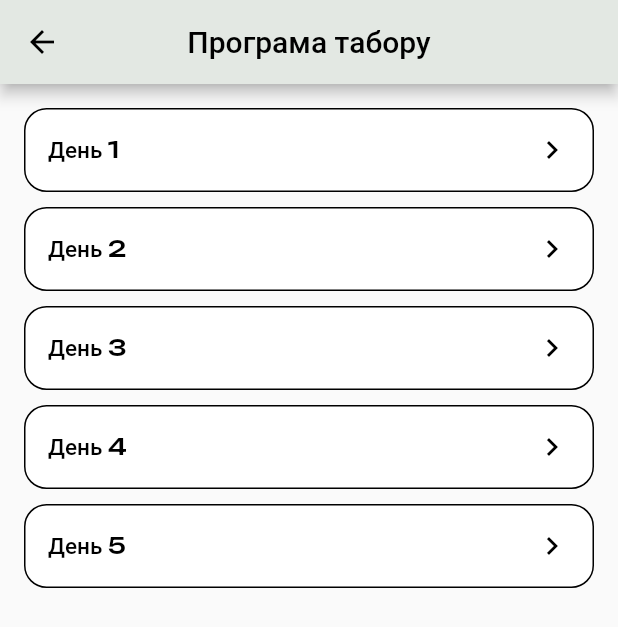
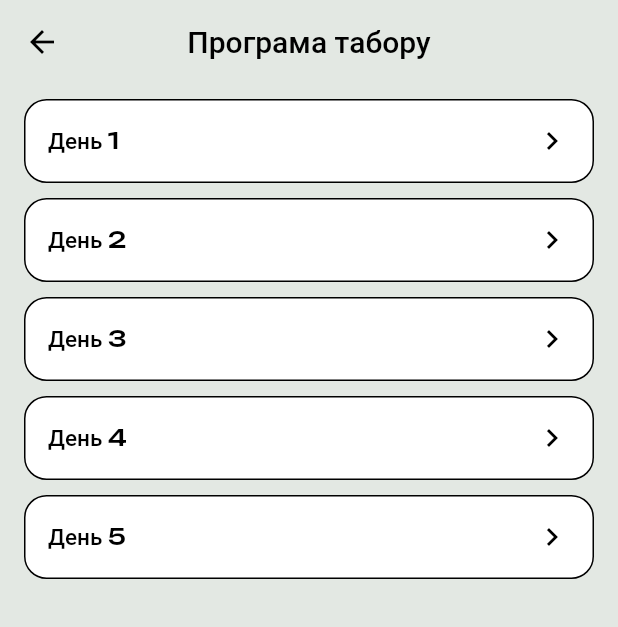
Before and after one commit to Tony-Kovalov/Camps, a Flutter app: the ProgramMenuPage screen opened directly, on a phone screen of 412 x 824 dp. Shown: the top 627 px of the screen. Run offline on Flutter 3.47's test engine with Material 2 defaults, Android fonts, the phone set to English and light mode, and no system bars; our stand-ins replace flutter_svg, flutter_widget_from_html, internet_connection_checker, shared_preferences, webview_flutter, youtube_player_flutter; accounts and stored records are empty.

Commit message:
UI improvements

```diff
--- a/lib/features/home_menu/presentation/pages/about_camp.dart
+++ b/lib/features/home_menu/presentation/pages/about_camp.dart
@@ -71,11 +71,13 @@ class AboutCampPage extends StatelessWidget {
   @override
   Widget build(BuildContext context) {
     return Scaffold(
-      appBar: AppBar(title: const Text("ПРО ТАБІР", style: TextStyle(fontWeight: FontWeight.bold))),
+      appBar: AppBar(
+        elevation: 0,
+          title: const Text("ПРО ТАБІР", style: TextStyle(fontWeight: FontWeight.bold))),
       body: Container(
         color: AppColors.primaryWhite,
         child: Padding(
-          padding: const EdgeInsets.all(12),
+          padding: const EdgeInsets.only(left: 12, bottom: 12, right: 12),
           child: SingleChildScrollView(
             child: Container(
               decoration: BoxDecoration(
--- a/lib/features/home_menu/presentation/pages/additional_res.dart
+++ b/lib/features/home_menu/presentation/pages/additional_res.dart
@@ -10,15 +10,17 @@ class AdditionalResPage extends StatelessWidget {
     return Scaffold(
       backgroundColor: AppColors.primaryWhite,
       appBar: AppBar(
+        elevation: 0,
         title: const Text("Додаткові джерела"),
       ),
       body: Container(
         color: AppColors.primaryWhite,
         child: SingleChildScrollView(
           child: Padding(
-            padding: const EdgeInsets.all(16),
+            padding: const EdgeInsets.only(left: 16, right: 16, bottom: 16),
             child: Column(
               children: [
+                const SizedBox(height: 20),
                 resMenuItem("Телеграм чат для служителів клубів", () {
                   _launchURL("https://t.me/christianclubs");
                 }),
--- a/lib/features/home_menu/presentation/pages/design_page.dart
+++ b/lib/features/home_menu/presentation/pages/design_page.dart
@@ -12,14 +12,16 @@ class DesignPage extends StatelessWidget {
   @override
   Widget build(BuildContext context) {
     return Scaffold(
+      backgroundColor: AppColors.primaryWhite,
       appBar: AppBar(
+        elevation: 0,
         title: const Text("Дизайн табору"),
       ),
       body: SingleChildScrollView(
         child: Container(
           color: AppColors.primaryWhite,
           child: Padding(
-            padding: const EdgeInsets.all(16),
+            padding: const EdgeInsets.only(left: 16, right: 16, bottom: 16),
             child: Column(
               children: [
                 const Text(
--- a/lib/features/home_menu/presentation/pages/home_empty.dart
+++ b/lib/features/home_menu/presentation/pages/home_empty.dart
@@ -1,13 +1,9 @@
 import 'package:camps_program/app_colors.dart';
 import 'package:camps_program/features/home_menu/presentation/pages/home_content.dart';
 import 'package:camps_program/features/home_menu/presentation/pages/notes.dart';
-import 'package:camps_program/features/home_menu/presentation/pages/program_menu.dart';
 import 'package:camps_program/features/home_menu/presentation/pages/settings.dart';
 import 'package:camps_program/features/home_menu/presentation/pages/shedule.dart';
 import 'package:camps_program/features/home_menu/presentation/pages/tasks.dart';
-import 'package:camps_program/features/home_menu/presentation/widgets/card.dart';
-import 'package:camps_program/features/home_menu/presentation/widgets/yellow_long_card.dart';
-import 'package:flutter/cupertino.dart';
 import 'package:flutter/material.dart';
 import 'package:flutter_svg/svg.dart';
 
--- a/lib/features/home_menu/presentation/pages/organization_moments.dart
+++ b/lib/features/home_menu/presentation/pages/organization_moments.dart
@@ -12,15 +12,17 @@ class OrganizationMomentsPage extends StatelessWidget {
     return Scaffold(
       backgroundColor: AppColors.primaryWhite,
       appBar: AppBar(
+        elevation: 0,
         title: const Text("Додаткові джерела"),
       ),
       body: Container(
         color: AppColors.primaryWhite,
         child: SingleChildScrollView(
           child: Padding(
-            padding: const EdgeInsets.all(16),
+            padding: const EdgeInsets.only(left: 16, bottom: 16, right: 16),
             child: Column(
               children: [
+                const SizedBox(height: 20),
                 resMenuItem("Слово для команди", () {
                   open(context, SimplePage(title: 'Слово для команди', text: GeneralRepo().textForTeam, urlOnDrive: 'https://drive.google.com/file/d/1k8TFyOIUsMDKeLP4lXLjyTGUaAFV0eMF/view?usp=sharing',));
                 }),
--- a/lib/features/home_menu/presentation/pages/pdf_screen.dart
+++ b/lib/features/home_menu/presentation/pages/pdf_screen.dart
@@ -1,3 +1,4 @@
+import 'package:camps_program/app_colors.dart';
 import 'package:flutter/material.dart';
 import 'package:internet_connection_checker/internet_connection_checker.dart';
 import 'package:url_launcher/url_launcher.dart';
@@ -59,8 +60,11 @@ class _PdfScreenState extends State<PdfScreen> {
   @override
   Widget build(BuildContext context) {
     return Scaffold(
+      backgroundColor: AppColors.primaryWhite,
       appBar: AppBar(
         title: Text(widget.title),
+        backgroundColor: AppColors.primaryWhite,
+        elevation: 0,
         actions: [
           GestureDetector(
             child: const Padding(padding: EdgeInsets.symmetric(horizontal: 8), child: Center(child: Text("Назад"))),
@@ -89,7 +93,7 @@ class _PdfScreenState extends State<PdfScreen> {
         )),
       );
     } else if (!isReady) {
-      return const Center(child: CircularProgressIndicator());
+      return const Center(child: CircularProgressIndicator(color: AppColors.primaryYellow,));
     } else {
       return WebViewWidget(controller: controller);
     }
--- a/lib/features/home_menu/presentation/pages/program_menu.dart
+++ b/lib/features/home_menu/presentation/pages/program_menu.dart
@@ -1,3 +1,4 @@
+import 'package:camps_program/app_colors.dart';
 import 'package:camps_program/features/home_menu/data/history_channel_repo.dart';
 import 'package:camps_program/features/home_menu/data/lessons_repo.dart';
 import 'package:camps_program/features/home_menu/data/scenes_repo.dart';
@@ -7,7 +8,6 @@ import 'package:camps_program/features/home_menu/presentation/pages/scene_page.d
 import 'package:camps_program/features/home_menu/presentation/widgets/expandable_menu.dart';
 import 'package:camps_program/features/home_menu/presentation/widgets/sub_menu_card.dart';
 import 'package:flutter/material.dart';
-import 'package:url_launcher/url_launcher.dart';
 
 import '../../data/general_repo.dart';
 
@@ -22,15 +22,18 @@ class _ProgramMenuPageState extends State<ProgramMenuPage> {
   @override
   Widget build(BuildContext context) {
     return Scaffold(
+      backgroundColor: AppColors.primaryWhite,
       appBar: AppBar(
+        elevation: 0,
         centerTitle: true,
         title: const Text("Програма табору"),
       ),
       body: Padding(
-        padding: const EdgeInsets.all(16),
+        padding: const EdgeInsets.only(left: 16, right: 16, bottom: 16),
         child: SingleChildScrollView(
           child: Column(
             children: [
+              const SizedBox(height: 10),
               ExpandableMenu(
                 title: "День 1",
                 children: [
--- a/lib/features/home_menu/presentation/pages/scene_page.dart
+++ b/lib/features/home_menu/presentation/pages/scene_page.dart
@@ -41,6 +41,7 @@ class _SceneTextPageState extends State<SceneTextPage> {
     return Scaffold(
       appBar: (topItemsState[4] != true || !showFullScreen)
           ? AppBar(
+              elevation: 0.0,
               centerTitle: true,
               title: Text(getTitle(topItemsState)),
             )
@@ -49,7 +50,9 @@ class _SceneTextPageState extends State<SceneTextPage> {
         color: AppColors.primaryWhite,
         height: double.maxFinite,
         child: Padding(
-          padding: (topItemsState[4] != true || !showFullScreen) ? const EdgeInsets.only(left: 8, top: 16, right: 8, bottom: 16) : EdgeInsets.zero,
+          padding: (topItemsState[4] != true || !showFullScreen)
+              ? const EdgeInsets.only(left: 8, top: 0, right: 8, bottom: 16)
+              : EdgeInsets.zero,
           child: SingleChildScrollView(
             child: Column(
               children: [
--- a/lib/features/home_menu/presentation/pages/simple_page.dart
+++ b/lib/features/home_menu/presentation/pages/simple_page.dart
@@ -16,11 +16,12 @@ class SimplePage extends StatelessWidget {
     return Scaffold(
       backgroundColor: AppColors.primaryWhite,
       appBar: AppBar(
+        elevation: 0,
         title: Text(title),
       ),
       body: SingleChildScrollView(
         child: Padding(
-          padding: const EdgeInsets.all(16),
+          padding: const EdgeInsets.only(left: 16, right: 16, bottom: 16),
           child: Column(
             children: [
               Container(
```
Also changed, not shown: 1 other file.
